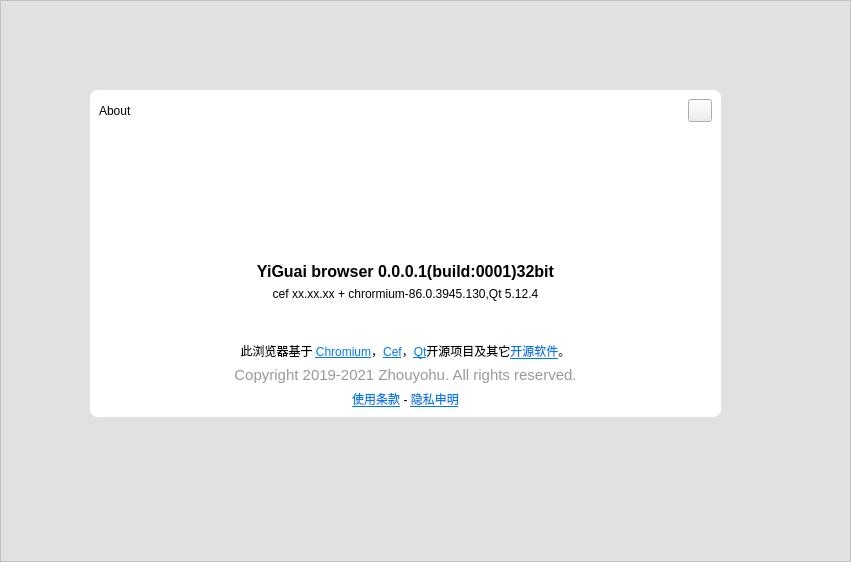
Above: src/dialogs/aboutdialog.ui from qyslamd/yi-guai before the change. Below: the same form after it.
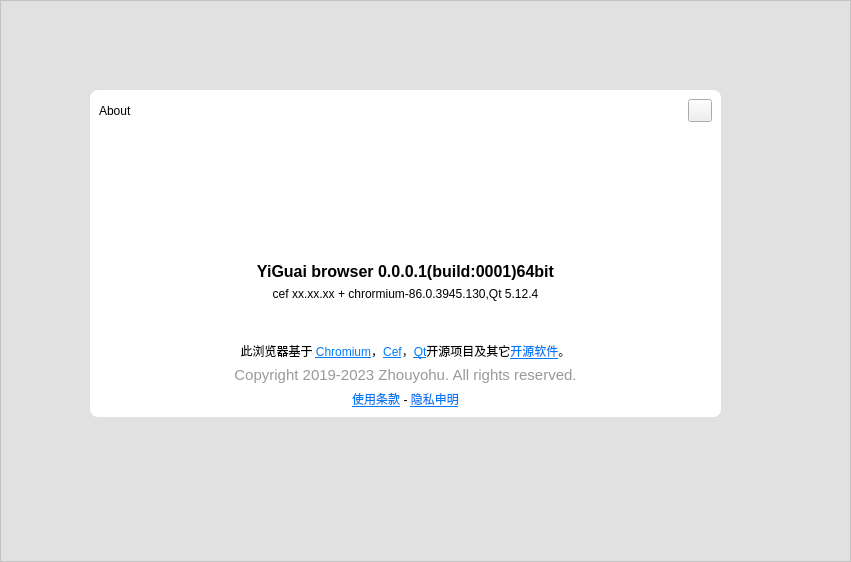
That is the form after the change. Icons and pictures are not drawn.

```diff
--- a/src/dialogs/aboutdialog.ui
+++ b/src/dialogs/aboutdialog.ui
@@ -116,7 +116,7 @@
 font-size:12pt;</string>
          </property>
          <property name="text">
-          <string>YiGuai browser 0.0.0.1(build:0001)32bit</string>
+          <string>YiGuai browser 0.0.0.1(build:0001)64bit</string>
          </property>
          <property name="alignment">
           <set>Qt::AlignCenter</set>
@@ -172,7 +172,7 @@
 color:#999999;</string>
          </property>
          <property name="text">
-          <string notr="true">Copyright 2019-2021 Zhouyohu. All rights reserved.</string>
+          <string notr="true">Copyright 2019-2023 Zhouyohu. All rights reserved.</string>
          </property>
          <property name="alignment">
           <set>Qt::AlignCenter</set>
```
Left out of the diff: 2 changed lines with no effect on the pictures.
